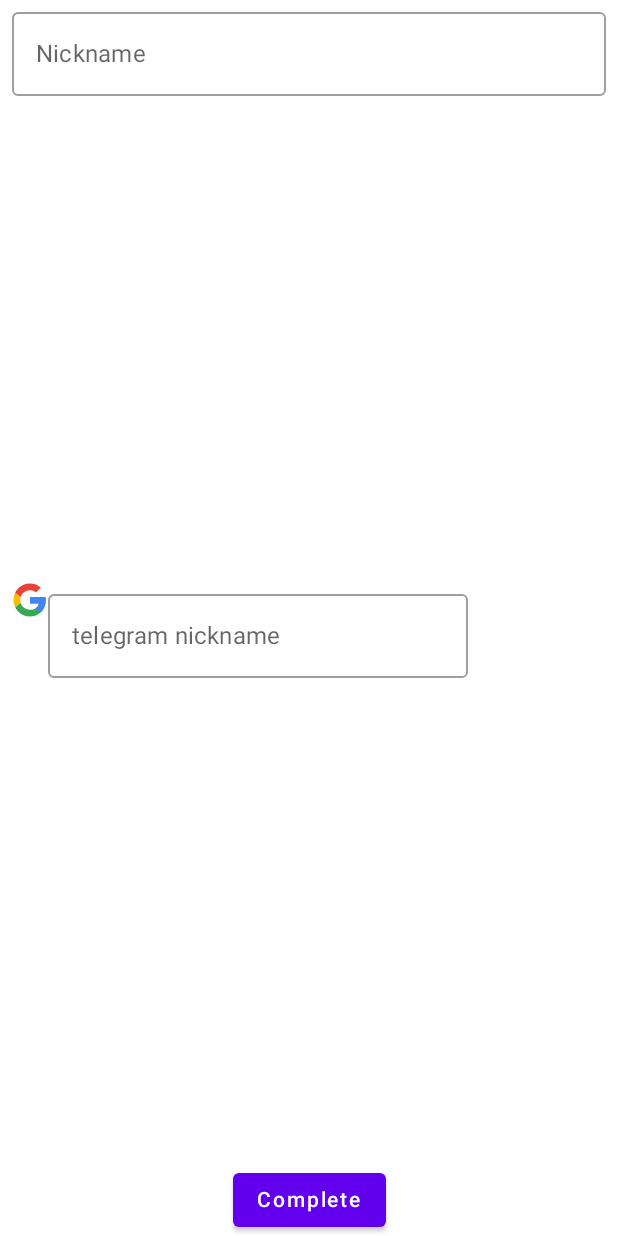
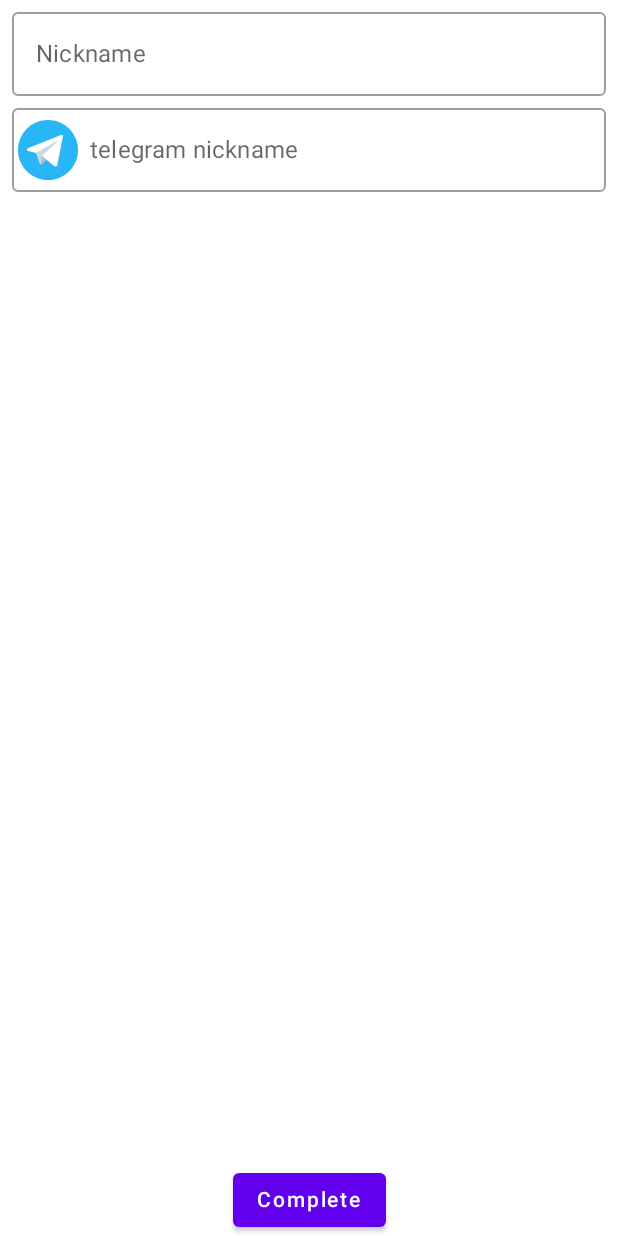
Before and after one commit to kogorbach/colivery, an Android app built with Jetpack Compose: the @Preview function RegistrationComposablePreview, on a phone screen of 412 x 824 dp. Run offline under Robolectric (Android 15) with nearby library versions, the phone set to English and light mode, and no system bars; our stand-ins replace Dagger/Hilt's generated code.

Commit message:
added telegram icon

```diff
--- a/app/src/main/java/shpp/myapplication/colivery/presentation/auth/AuthActivity.kt
+++ b/app/src/main/java/shpp/myapplication/colivery/presentation/auth/AuthActivity.kt
@@ -32,7 +32,7 @@ class AuthActivity : ComponentActivity() {
                             navArgument("email") { type = NavType.StringType },
                             navArgument("password") { type = NavType.StringType })
                     ) {
-                        RegistrationComposable(navController)
+                        RegistrationComposable(it.arguments?.getString("email"), it.arguments?.getString("password"))
                     }
                 }
             }
--- a/app/src/main/java/shpp/myapplication/colivery/presentation/auth/AuthComposable.kt
+++ b/app/src/main/java/shpp/myapplication/colivery/presentation/auth/AuthComposable.kt
@@ -119,7 +119,7 @@ private fun GoogleAuthButton(modifier: Modifier, onAuthClick: () -> Unit) {
     }
 }
 
-@Preview
+@Preview(showBackground = true)
 @Composable
 fun PreviewAuth() {
     AuthComposable()
--- a/app/src/main/java/shpp/myapplication/colivery/presentation/auth/RegistrationComposable.kt
+++ b/app/src/main/java/shpp/myapplication/colivery/presentation/auth/RegistrationComposable.kt
@@ -12,22 +12,22 @@ import androidx.compose.ui.res.painterResource
 import androidx.compose.ui.tooling.preview.Preview
 import androidx.compose.ui.unit.dp
 import androidx.lifecycle.viewmodel.compose.viewModel
-import androidx.navigation.NavController
-import androidx.navigation.compose.rememberNavController
 import shpp.myapplication.colivery.R
 
 @Composable
-fun RegistrationComposable(navController: NavController) {
+fun RegistrationComposable(email: String?, password: String?) {
     val viewModel: RegistrationViewModel = viewModel()
     Column(
         modifier = Modifier
             .fillMaxHeight()
             .padding(horizontal = 8.dp), verticalArrangement = Arrangement.SpaceBetween
     ) {
+        Column {
             NicknameTextField { viewModel.nickname = it }
             TelegramTextField { viewModel.telegram = it }
+        }
         Button(modifier = Modifier.align(Alignment.CenterHorizontally), onClick = {
-            viewModel.completeRegistration()
+            viewModel.signUp(email, password)
         }) {
             Text(text = "Complete")
         }
@@ -36,30 +36,30 @@ fun RegistrationComposable(navController: NavController) {
 
 @Composable
 fun TelegramTextField(onValueChange: (String) -> Unit) {
-    Row(modifier = Modifier.fillMaxWidth()) {
-//        TODO("change google icon with telegram")
-        Image(
-            painter = painterResource(id = R.drawable.ic_google),
-            contentDescription = "Telegram icon"
-        )
     OutlinedTextField(
         value = "",
         onValueChange = onValueChange,
+        modifier = Modifier.fillMaxWidth(),
+        leadingIcon = {
+            Image(
+                painter = painterResource(id = R.drawable.ic_telegram),
+                contentDescription = null
+            )
+        },
         label = { Text(text = "telegram nickname") })
-    }
 }
 
 @Composable
 fun NicknameTextField(onValueChange: (String) -> Unit) {
     OutlinedTextField(
-        modifier = Modifier.fillMaxWidth(),
         value = "",
         onValueChange = onValueChange,
+        modifier = Modifier.fillMaxWidth(),
         label = { Text(text = "Nickname") })
 }
 
 @Preview(showBackground = true)
 @Composable
 fun RegistrationComposablePreview() {
-    RegistrationComposable(rememberNavController())
+    RegistrationComposable("email", "password")
 }
--- a/app/src/main/java/shpp/myapplication/colivery/presentation/auth/RegistrationViewModel.kt
+++ b/app/src/main/java/shpp/myapplication/colivery/presentation/auth/RegistrationViewModel.kt
@@ -7,14 +7,10 @@ import javax.inject.Inject
 @HiltViewModel
 class RegistrationViewModel @Inject constructor() : ViewModel() {
 
-    var nickname: String = ""
-    var telegram: String = ""
+    var nickname: String? = null
+    var telegram: String? = null
 
-    fun signUp() {
-        // todo implement
-    }
-
-    fun completeRegistration() {
-        TODO("Not yet implemented")
+    fun signUp(email: String?, password: String?) {
+        //todo implement
     }
 }
--- /dev/null
+++ b/app/src/main/res/drawable/ic_telegram.xml
@@ -0,0 +1,18 @@
+<vector xmlns:android="http://schemas.android.com/apk/res/android"
+    android:width="48dp"
+    android:height="48dp"
+    android:viewportWidth="48"
+    android:viewportHeight="48">
+  <path
+      android:pathData="M24,4A20,20 0,1 0,24 44A20,20 0,1 0,24 4Z"
+      android:fillColor="#29b6f6"/>
+  <path
+      android:pathData="M33.95,15l-3.746,19.126c0,0 -0.161,0.874 -1.245,0.874c-0.576,0 -0.873,-0.274 -0.873,-0.274l-8.114,-6.733l-3.97,-2.001l-5.095,-1.355c0,0 -0.907,-0.262 -0.907,-1.012c0,-0.625 0.933,-0.923 0.933,-0.923l21.316,-8.468c-0.001,-0.001 0.651,-0.235 1.126,-0.234C33.667,14 34,14.125 34,14.5C34,14.75 33.95,15 33.95,15z"
+      android:fillColor="#fff"/>
+  <path
+      android:pathData="M23,30.505l-3.426,3.374c0,0 -0.149,0.115 -0.348,0.12c-0.069,0.002 -0.143,-0.009 -0.219,-0.043l0.964,-5.965L23,30.505z"
+      android:fillColor="#b0bec5"/>
+  <path
+      android:pathData="M29.897,18.196c-0.169,-0.22 -0.481,-0.26 -0.701,-0.093L16,26c0,0 2.106,5.892 2.427,6.912c0.322,1.021 0.58,1.045 0.58,1.045l0.964,-5.965l9.832,-9.096C30.023,18.729 30.064,18.416 29.897,18.196z"
+      android:fillColor="#cfd8dc"/>
+</vector>
```
Lines whose indentation alone changed are shown as unchanged.
